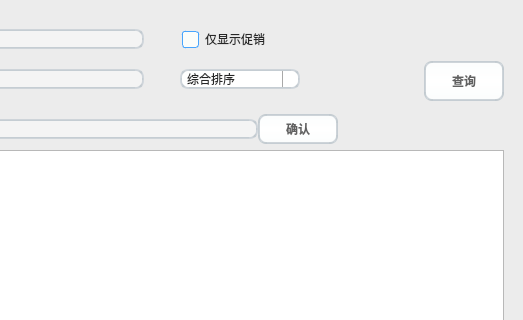
First picture: the form in mainCode/productsearchadmin.ui, repository CarlosDJY/QtBasedGroupWork, before the edit; both pictures show x 277 to 800 and y 0 to 320 of the 800 by 600 pixel window.
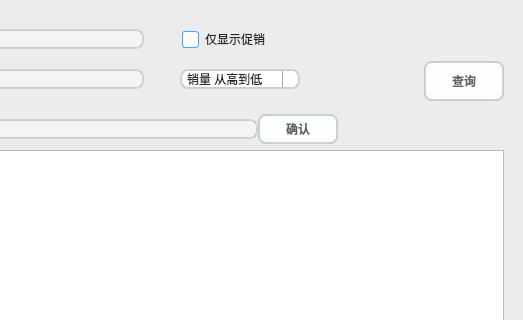
Second picture: the form after the edit. Icons and pictures are not drawn.

The edit to the form file:
```diff
--- a/mainCode/productsearchadmin.ui
+++ b/mainCode/productsearchadmin.ui
@@ -570,11 +570,6 @@
               <height>16777215</height>
              </size>
             </property>
-            <item>
-             <property name="text">
-              <string>综合排序</string>
-             </property>
-            </item>
             <item>
              <property name="text">
               <string>销量 从高到低</string>
```
Left out of the diff: 22 changed lines with no effect on the pictures.
